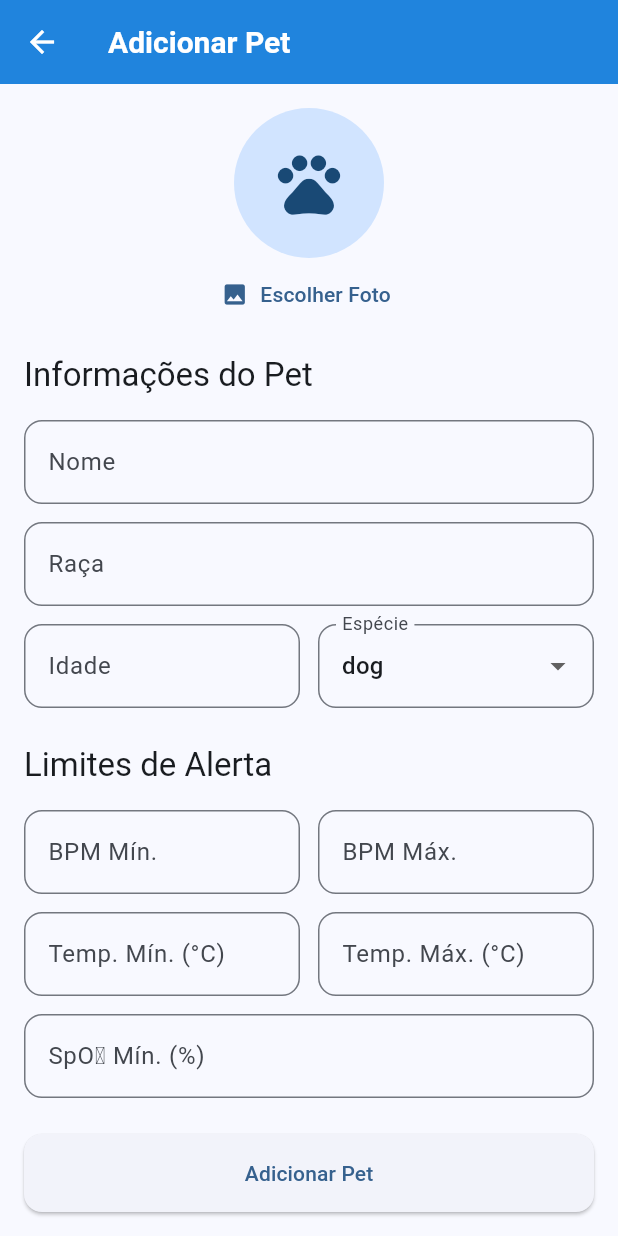
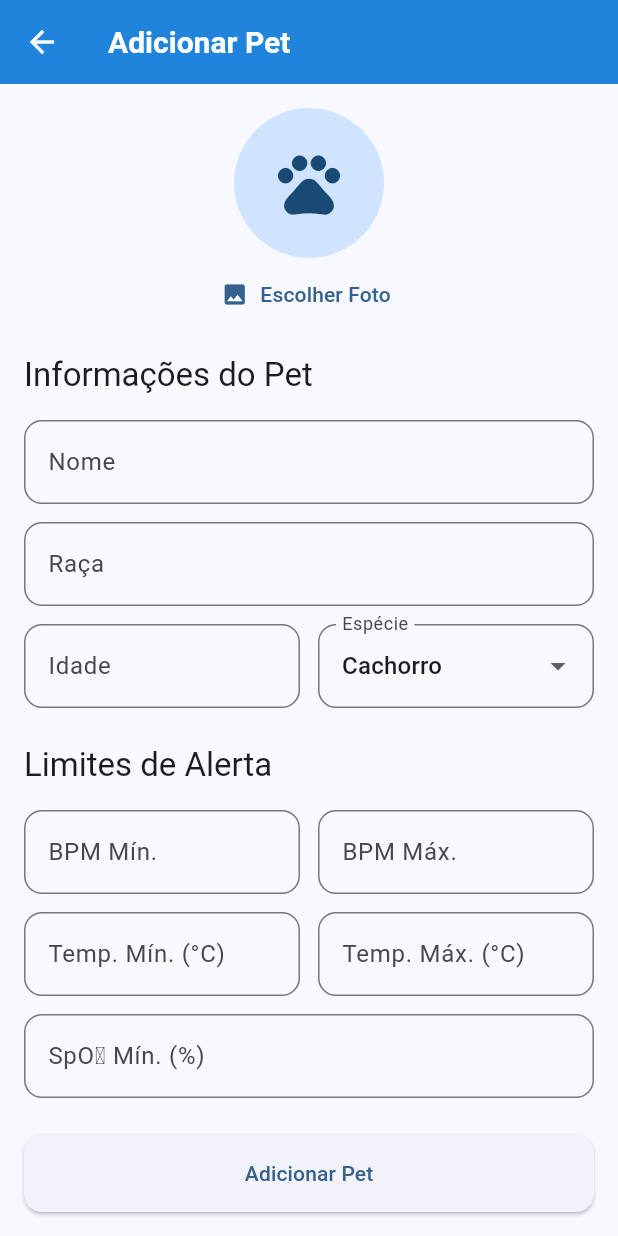
Before and after one commit to zRaul2007/flutter_application_1, a Flutter app: the AddEditPetPage screen opened directly, on a phone screen of 412 x 824 dp. Run offline on Flutter 3.47's test engine with Material 3 defaults, Android fonts, the phone set to English and light mode, and no system bars; our stand-ins replace fl_chart, image_picker; network calls fail.

Commit message:
Tradução para o português.

```diff
--- a/lib/main.dart
+++ b/lib/main.dart
@@ -92,3 +92,6 @@ class MeuApp extends StatelessWidget {
     );
   }
 }
+
+// A classe MeuApp é o widget principal da aplicação.
+// Ela define o tema da aplicação e a página inicial, que é a LoginPage.
--- a/lib/models/pet_models.dart
+++ b/lib/models/pet_models.dart
@@ -1,11 +1,21 @@
 import 'dart:io';
 import 'package:flutter/material.dart';
 
-// Ele define as classes (modelos) que representam os dados da nossa aplicação.
-// Usar modelos de dados bem definidos torna o código mais seguro, legível e fácil de manter.
+// Análogo ao seu enum 'Species' em types.ts
+enum Species {
+  dog,
+  cat;
 
-// Análogo ao seu enum 'Species' em types.ts
-enum Species { dog, cat }
+  // NOVO: Getter para traduzir o nome da espécie.
+  String get displayName {
+    switch (this) {
+      case Species.dog:
+        return 'Cachorro';
+      case Species.cat:
+        return 'Gato';
+    }
+  }
+}
 
 // Análogo ao seu enum 'HealthStatus' em types.ts
 enum HealthStatus { stable, attention, critical, unknown }
--- a/lib/pages/add_edit_pet_page.dart
+++ b/lib/pages/add_edit_pet_page.dart
@@ -43,3 +43,6 @@ class AddEditPetPage extends StatelessWidget {
     );
   }
 }
+// A página AddEditPetPage é responsável por adicionar ou editar um pet.
+// Ela usa o PetForm para coletar os dados do pet e chama o método apropriado
+// do PetProvider para salvar as alterações.
--- a/lib/pages/measurements_page.dart
+++ b/lib/pages/measurements_page.dart
@@ -63,7 +63,7 @@ class _MeasurementsPageState extends State<MeasurementsPage> {
                         ),
                       ),
                       Text(
-                        '${widget.pet.breed} - ${widget.pet.species.name}',
+                        '${widget.pet.breed} - ${widget.pet.species.displayName}',
                         style: TextStyle(fontSize: 16, color: Colors.grey[600]),
                       ),
                     ],
--- a/lib/pages/settings_page.dart
+++ b/lib/pages/settings_page.dart
@@ -27,3 +27,5 @@ class SettingsPage extends StatelessWidget {
     );
   }
 }
+// Este é um exemplo básico de uma página de configurações.
+// Podemos expandir com mais opções conforme necessário.
--- a/lib/widgets/alert_list_item.dart
+++ b/lib/widgets/alert_list_item.dart
@@ -80,3 +80,5 @@ class AlertListItem extends StatelessWidget {
     );
   }
 }
+// Este widget exibe um alerta com informações sobre o pet e a gravidade do alerta.
+// Ele inclui um botão para reconhecer o alerta, que chama a função onAcknowledge quando pressionado.
--- a/lib/widgets/pet_card.dart
+++ b/lib/widgets/pet_card.dart
@@ -62,3 +62,7 @@ class PetCard extends StatelessWidget {
     );
   }
 }
+// O PetCard é um widget que representa um cartão visual para exibir informações de um animal de estimação.
+// Ele inclui uma imagem de avatar, nome, raça e idade do pet.
+// O cartão é clicável e, ao ser tocado, navega para a página de medições do pet,
+// onde o usuário pode ver detalhes adicionais e histórico de sinais vitais.
--- a/lib/widgets/pet_form.dart
+++ b/lib/widgets/pet_form.dart
@@ -187,7 +187,10 @@ class _PetFormState extends State<PetForm> {
                   decoration: const InputDecoration(labelText: 'Espécie'),
                   items: Species.values
                       .map(
-                        (s) => DropdownMenuItem(value: s, child: Text(s.name)),
+                        (s) => DropdownMenuItem(
+                          value: s,
+                          child: Text(s.displayName),
+                        ),
                       )
                       .toList(),
                   onChanged: (v) => setState(() => _selectedSpecies = v!),
@@ -268,3 +271,5 @@ class _PetFormState extends State<PetForm> {
     );
   }
 }
+// Este widget é um formulário para adicionar ou editar informações de um pet.
+// Ele permite que o usuário insira dados como nome, raça, idade, espécie,
--- a/pubspec.yaml
+++ b/pubspec.yaml
@@ -1,5 +1,5 @@
 name: flutter_application_1
-description: "A new Flutter project."
+description: "Um novo projeto Flutter."
 # The following line prevents the package from being accidentally published to
 # pub.dev using `flutter pub publish`. This is preferred for private packages.
 publish_to: 'none' # Remove this line if you wish to publish to pub.dev
```
Also changed, not shown: lib/pages/main_screen.dart (+8 -0 lines), 1 other file.
